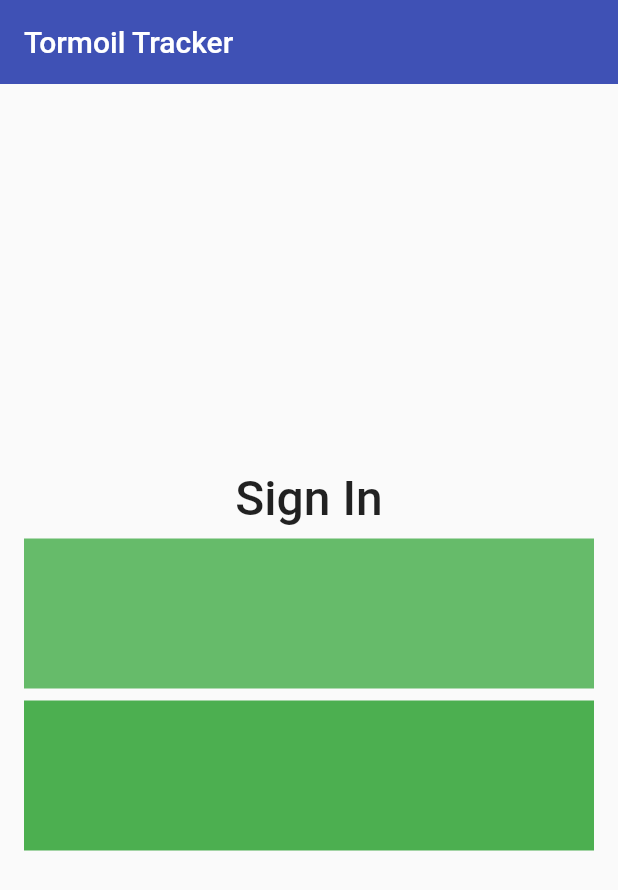
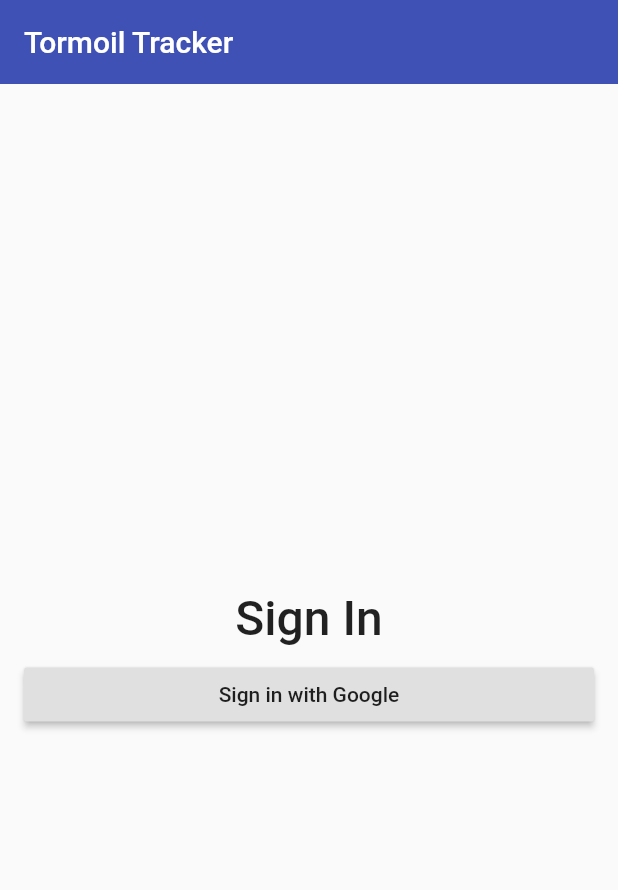
Before and after one commit to Herrytheeagle/Tormoil, a Flutter app: the screen it shows after launch, on a phone screen of 412 x 824 dp. Shown: the top 890 px of the screen. Run offline on Flutter 3.47's test engine with Material 2 defaults, Android fonts, the light colour scheme and no system bars.

Commit message:
RaisedBn

```diff
--- a/lib/app/sign_in/sign_in_page.dart
+++ b/lib/app/sign_in/sign_in_page.dart
@@ -27,19 +27,10 @@ Widget _buildContext() {
               fontWeight: FontWeight.w500,
             )),
         SizedBox(height: 8.0),
-        Container(
-          color: Colors.green[400],
-          child: SizedBox(
-            height: 100.0,
-          ),
-        ),
-        SizedBox(height: 8.0),
-        Container(
-          color: Colors.green,
-          child: SizedBox(
-            height: 100.0,
-          ),
-        ),
+        RaisedButton(
+          child: Text('Sign in with Google'),
+          onPressed: () {},
+        )
       ],
     ),
   );
```
